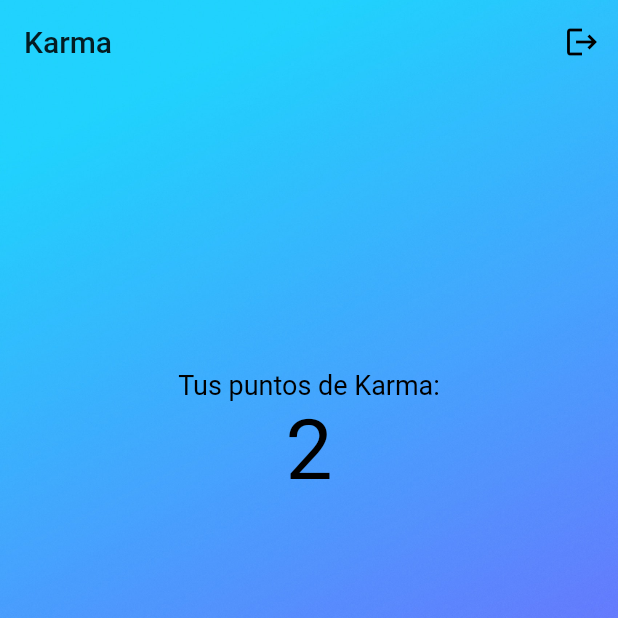
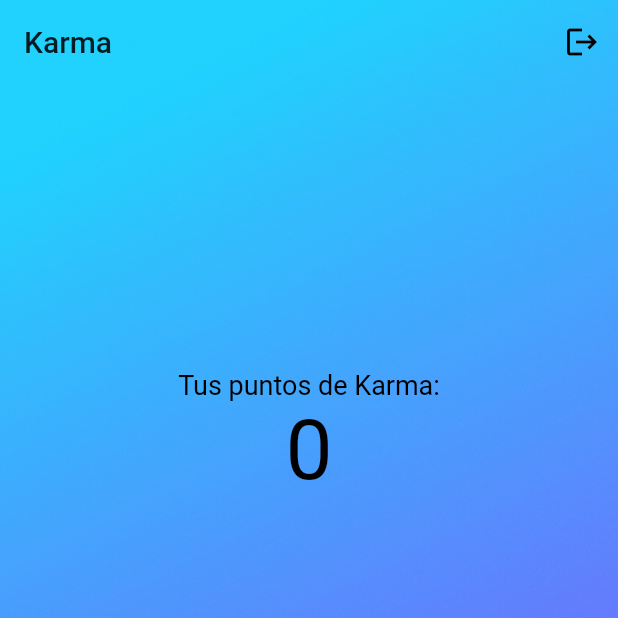
Before and after one commit to andpg/Karma, a Flutter app: the HomeScreen screen opened directly, on a phone screen of 412 x 824 dp, the top half of it. Run offline on Flutter 3.47's test engine with Material 2 defaults, Android fonts, the phone set to English and light mode, and no system bars; our stand-ins replace firebase_auth, firebase_database, google_sign_in; accounts and stored records are empty.

```diff
--- a/lib/model/favor.dart
+++ b/lib/model/favor.dart
@@ -13,16 +13,16 @@ class Favor {
   bool confirmado;
   int horaCompletado;
 
-  Favor(
-      this.id,
-      this.categoria,
-      this.detalle,
-      this.estado,
-      this.lugar,
-      this.user,
-      this.userAsignado,
-      this.mensajes,
-      this.completado,
-      this.confirmado,
-      this.horaCompletado);
+  Favor(Map json)
+      : id = json["id"],
+        categoria = json["categoria"],
+        detalle = json["detalle"],
+        estado = json["estado"],
+        lugar = json["lugar"],
+        user = User(json["user"]),
+        userAsignado = User(json["userAsignado"]),
+        mensajes = json["mensajes"],
+        completado = json["completado"],
+        confirmado = json["confirmado"],
+        horaCompletado = json["horaCompletado"];
 }
--- a/lib/model/mensaje.dart
+++ b/lib/model/mensaje.dart
@@ -6,5 +6,9 @@ class Mensaje {
   String texto;
   int hora;
 
-  Mensaje(this.id, this.user, this.texto, this.hora);
+  Mensaje(Map json)
+      : id = json["id"],
+        user = User(json["user"]),
+        texto = json["texto"],
+        hora = json["hora"];
 }
--- a/lib/model/user.dart
+++ b/lib/model/user.dart
@@ -3,5 +3,8 @@ class User {
   String nombre;
   int karma;
 
-  User(this.uid, this.nombre, this.karma);
+  User(Map json)
+      : uid = json["uid"],
+        nombre = json["nombre"],
+        karma = json["karma"];
 }
--- a/lib/screen/HomeScreen.dart
+++ b/lib/screen/HomeScreen.dart
@@ -1,7 +1,9 @@
+import 'package:flutter/material.dart';
+import 'package:provider/provider.dart';
+import 'package:Karma/auth.dart';
 import 'package:Karma/screen/ChatScreen.dart';
 import 'package:Karma/screen/ListaScreen.dart';
 import 'package:Karma/screen/SolicitarScreen.dart';
-import 'package:flutter/material.dart';
 
 import 'LoginScreen.dart';
 
@@ -21,7 +23,6 @@ class _HomeScreenState extends State<HomeScreen> {
     Movimiento(),
     Movimiento(),
   ];
-  int _puntos = 2;
   bool _existeFavor = false;
 
   @override
@@ -58,10 +59,12 @@ class _HomeScreenState extends State<HomeScreen> {
                         'Tus puntos de Karma:',
                         style: TextStyle(color: Colors.black, fontSize: 18),
                       ),
-                      Text(
-                        '$_puntos',
-                        style: TextStyle(color: Colors.black, fontSize: 56),
-                      ),
+                      Consumer<AuthProvider>(
+                        builder: (context, provider, child) => Text(
+                          '${provider.currentUser.karma}',
+                          style: TextStyle(color: Colors.black, fontSize: 56),
+                        ),
+                      )
                     ],
                   ),
                 ),
--- a/pubspec.yaml
+++ b/pubspec.yaml
@@ -23,8 +23,9 @@ environment:
 dependencies:
   flutter:
     sdk: flutter
-
+  provider: ^4.3.2+2
   firebase_auth: ^0.14.0+5
+  firebase_database: ^3.1.3
   google_sign_in: ^4.4.4
 
 
```
Also changed, not shown: lib/auth.dart (+35 -6 lines), lib/main.dart (+8 -1 lines), lib/screen/LoginScreen.dart (+6 -13 lines), pubspec.lock.
